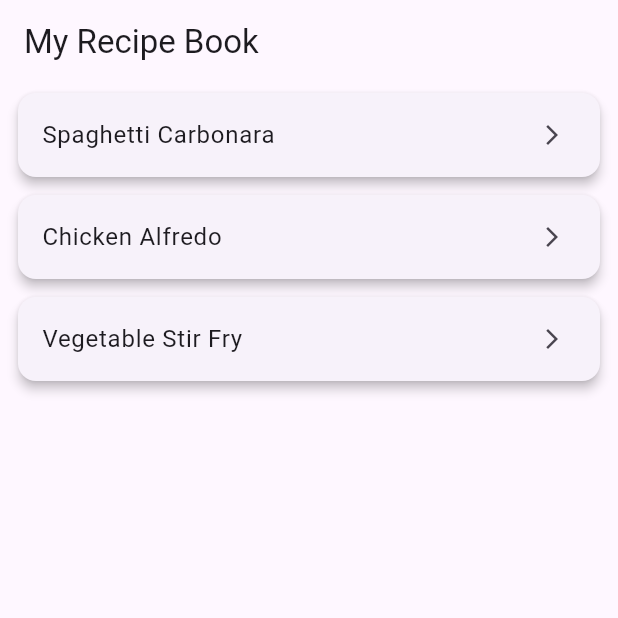
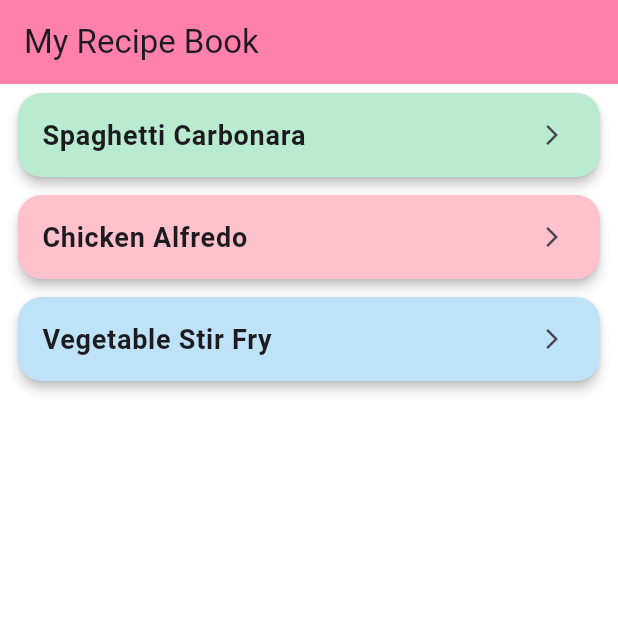
Before and after one commit to Galaxycat3/cw02, a Flutter app: the screen it shows after launch, on a phone screen of 412 x 824 dp, the top half of it. Run offline on Flutter 3.47's test engine with Material 3 defaults, Android fonts, the phone set to English and light mode, and no system bars.

Commit message:
Added colors to buttons

```diff
--- a/lib/home_screen.dart
+++ b/lib/home_screen.dart
@@ -1,5 +1,6 @@
 import 'package:flutter/material.dart';
 import 'details_screen.dart';
+import 'dart:math';
 
 class HomeScreen extends StatelessWidget {
   const HomeScreen({Key? key}) : super(key: key);
@@ -45,21 +46,45 @@ class HomeScreen extends StatelessWidget {
     },
   ];
 
+  final List<Color> pastelColors = const [
+    Color(0xFFB8EBD0), // Mint green
+    Color(0xFFFFC1CC), // Baby pink
+    Color(0xFFBEE3F8), // Baby blue
+    Color(0xFFE6E6FA), // Light lavender
+    Color(0xFFF5F5DC), // Beige
+    Color(0xFFFFF9B0), // Light yellow
+  ];
+
   @override
   Widget build(BuildContext context) {
+    final random = Random();
+
     return Scaffold(
       appBar: AppBar(
         title: const Text('My Recipe Book'),
+        backgroundColor: Colors.pinkAccent.shade100,
       ),
       body: ListView.builder(
         itemCount: recipes.length,
         itemBuilder: (context, index) {
           final recipe = recipes[index];
+          final cardColor = pastelColors[index % pastelColors.length];
+          // Use index % length to rotate colors instead of true randomness
           return Card(
+            color: cardColor,
             margin: const EdgeInsets.symmetric(horizontal: 12, vertical: 6),
             elevation: 3,
+            shape: RoundedRectangleBorder(
+              borderRadius: BorderRadius.circular(16),
+            ),
             child: ListTile(
-              title: Text(recipe['title']),
+              title: Text(
+                recipe['title'],
+                style: const TextStyle(
+                  fontWeight: FontWeight.bold,
+                  fontSize: 18,
+                ),
+              ),
               trailing: const Icon(Icons.arrow_forward_ios, size: 16),
               onTap: () {
                 Navigator.push(
@@ -73,6 +98,7 @@ class HomeScreen extends StatelessWidget {
           );
         },
       ),
+      backgroundColor: Colors.white70,
     );
   }
 }
```
